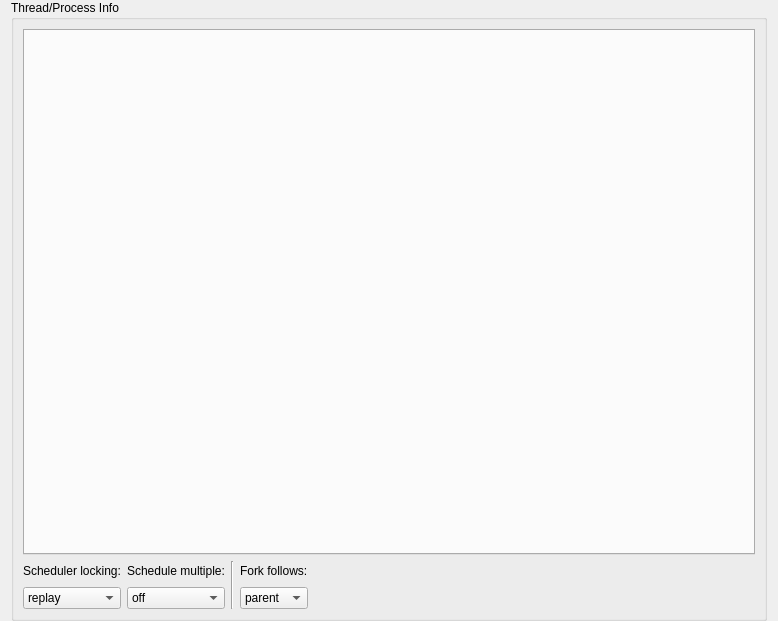
Qt form src/SeerThreadManagerWidget.ui (epasveer/seer) before a commit.
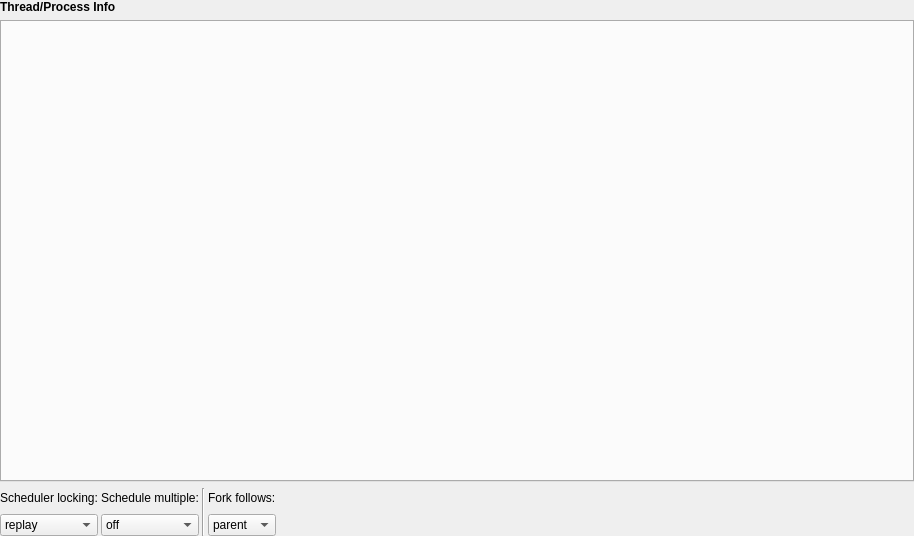
The same form after that commit. Custom widgets are drawn as their Qt base class.

Commit message: Tighten up the layout by removing some needless whitespace.

What changed in the file:
```diff
--- a/src/SeerThreadManagerWidget.ui
+++ b/src/SeerThreadManagerWidget.ui
@@ -6,44 +6,57 @@
    <rect>
     <x>0</x>
     <y>0</y>
-    <width>778</width>
-    <height>621</height>
+    <width>914</width>
+    <height>536</height>
    </rect>
   </property>
   <property name="windowTitle">
    <string>Form</string>
   </property>
-  <layout class="QGridLayout" name="gridLayout_2">
+  <layout class="QGridLayout" name="gridLayout">
+   <property name="leftMargin">
+    <number>0</number>
+   </property>
    <property name="topMargin">
     <number>0</number>
    </property>
+   <property name="rightMargin">
+    <number>0</number>
+   </property>
    <property name="bottomMargin">
     <number>0</number>
    </property>
-   <item row="0" column="0">
-    <widget class="QGroupBox" name="groupBox">
-     <property name="title">
-      <string>Thread/Process Info</string>
-     </property>
-     <property name="checkable">
-      <bool>false</bool>
-     </property>
-     <layout class="QGridLayout" name="gridLayout">
+   <property name="horizontalSpacing">
+    <number>3</number>
+   </property>
       <item row="0" column="0" colspan="5">
+    <widget class="QLabel" name="label">
+     <property name="styleSheet">
+      <string notr="true">font-weight: bold;</string>
+     </property>
+     <property name="text">
+      <string>Thread/Process Info</string>
+     </property>
+     <property name="textFormat">
+      <enum>Qt::PlainText</enum>
+     </property>
+    </widget>
+   </item>
+   <item row="1" column="0" colspan="5">
        <widget class="QDetachTabWidget" name="tabWidget">
         <property name="currentIndex">
          <number>-1</number>
         </property>
        </widget>
       </item>
-      <item row="1" column="0">
+   <item row="2" column="0">
        <widget class="QLabel" name="schedulerLockingLabel">
         <property name="text">
          <string>Scheduler locking:</string>
         </property>
        </widget>
       </item>
-      <item row="1" column="1">
+   <item row="2" column="1">
        <widget class="QLabel" name="scheduleMultipleLabel">
         <property name="toolTip">
          <string/>
@@ -53,34 +66,34 @@
         </property>
        </widget>
       </item>
-      <item row="1" column="2" rowspan="2">
+   <item row="2" column="2" rowspan="2">
        <widget class="Line" name="line">
         <property name="orientation">
          <enum>Qt::Vertical</enum>
         </property>
        </widget>
       </item>
-      <item row="1" column="3">
+   <item row="2" column="3">
        <widget class="QLabel" name="forkFollowsLabel">
         <property name="text">
          <string>Fork follows:</string>
         </property>
        </widget>
       </item>
-      <item row="1" column="4">
+   <item row="2" column="4">
        <spacer name="horizontalSpacer_1">
         <property name="orientation">
          <enum>Qt::Horizontal</enum>
         </property>
         <property name="sizeHint" stdset="0">
          <size>
-          <width>402</width>
+       <width>564</width>
           <height>20</height>
          </size>
         </property>
        </spacer>
       </item>
-      <item row="2" column="0">
+   <item row="3" column="0">
        <widget class="QComboBox" name="schedulerLockingComboBox">
         <property name="toolTip">
          <string>Set the scheduler locking mode.</string>
@@ -107,7 +120,7 @@
         </item>
        </widget>
       </item>
-      <item row="2" column="1">
+   <item row="3" column="1">
        <widget class="QComboBox" name="scheduleMultipleComboBox">
         <property name="toolTip">
          <string>Set the mode for allowing threads of multiple processes to be resumed when an execution command is issued.</string>
@@ -124,7 +137,7 @@
         </item>
        </widget>
       </item>
-      <item row="2" column="3">
+   <item row="3" column="3">
        <widget class="QComboBox" name="forkFollowsComboBox">
         <property name="toolTip">
          <string>Set the debugger response to a program call of fork or vfork.</string>
@@ -146,21 +159,18 @@
         </item>
        </widget>
       </item>
-      <item row="2" column="4">
+   <item row="3" column="4">
        <spacer name="horizontalSpacer_2">
         <property name="orientation">
          <enum>Qt::Horizontal</enum>
         </property>
         <property name="sizeHint" stdset="0">
          <size>
-          <width>402</width>
+       <width>564</width>
           <height>20</height>
          </size>
         </property>
        </spacer>
-      </item>
-     </layout>
-    </widget>
    </item>
   </layout>
  </widget>
```
Lines whose indentation alone changed are shown as unchanged. The commit also changes 6 other files.
